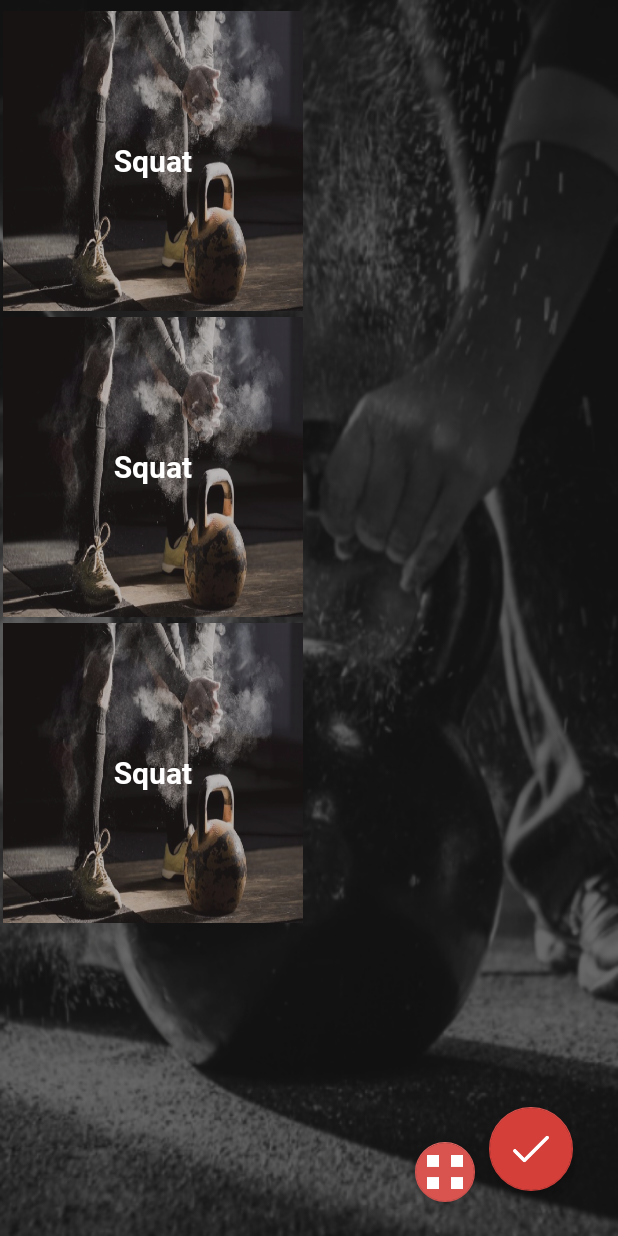
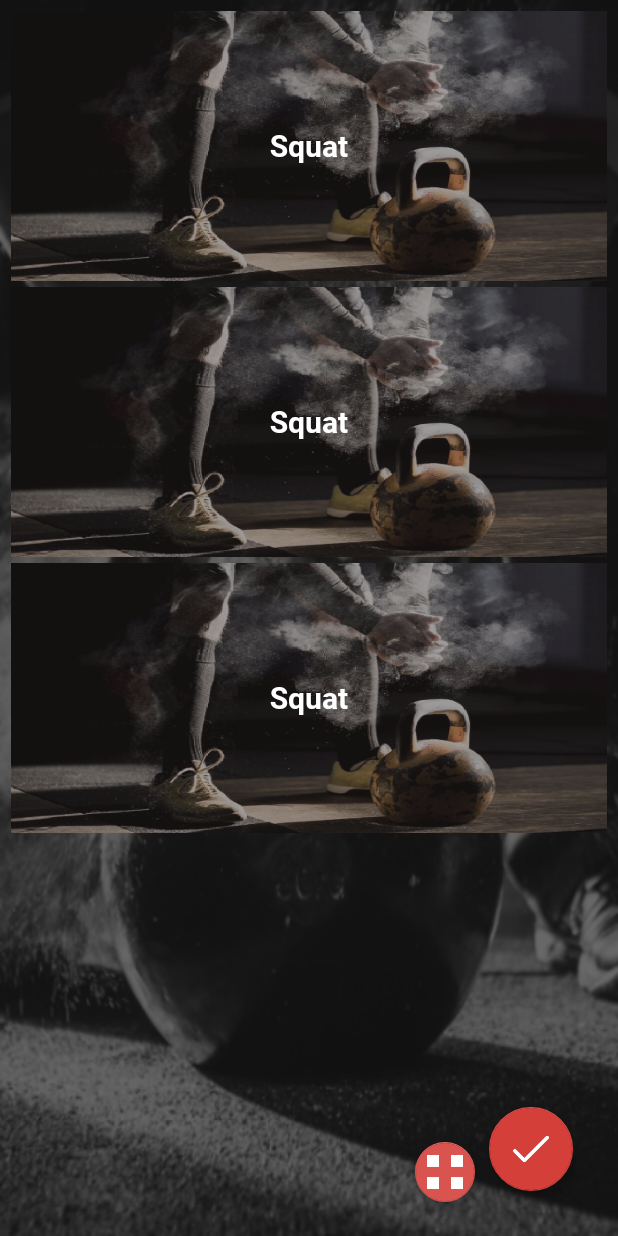
Before and after one commit to mricomat/Berserker, an Android app: the layout exercises_list_fragment.xml on its own in the app's theme, with its tools: preview values and no code run, on a phone screen of 412 x 824 dp. Run offline under Robolectric (Android 15) with nearby library versions, the phone set to English and light mode, and no system bars.

Commit message:
Adding new layouts for ExercisesListScreen

```diff
--- a/app/src/main/res/layout/exercises_list_fragment.xml
+++ b/app/src/main/res/layout/exercises_list_fragment.xml
@@ -10,7 +10,10 @@
         android:id="@+id/exercise_recycler"
         android:layout_width="match_parent"
         android:layout_height="match_parent"
+        android:layout_gravity="center_horizontal"
+        android:layout_marginStart="5dp"
         android:layout_marginTop="5dp"
+        android:layout_marginEnd="5dp"
         android:clipToPadding="false"
         tools:layoutManager="android.support.v7.widget.GridLayoutManager"
         tools:listitem="@layout/exercises_list_square_item"
--- a/app/src/main/res/layout/exercises_list_square_item.xml
+++ b/app/src/main/res/layout/exercises_list_square_item.xml
@@ -1,8 +1,8 @@
 <?xml version="1.0" encoding="utf-8"?>
 <RelativeLayout xmlns:android="http://schemas.android.com/apk/res/android"
     xmlns:tools="http://schemas.android.com/tools"
-    android:layout_width="200dp"
-    android:layout_height="200dp"
+    android:layout_width="wrap_content"
+    android:layout_height="180dp"
     android:layout_margin="2dp"
     android:orientation="vertical">
 
@@ -12,6 +12,13 @@
         android:layout_height="match_parent"
         android:scaleType="fitXY"
         android:src="@drawable/back_header" />
+
+    <LinearLayout
+        android:layout_width="match_parent"
+        android:layout_height="match_parent"
+        android:background="@color/black"
+        android:alpha="0.15">
+    </LinearLayout>
 
     <LinearLayout
         android:id="@+id/selected_container"
```
Also changed, not shown: app/src/main/res/layout/add_wod_activity.xml (+10 -1 lines), app/src/main/res/layout/exercise_list_elong_item.xml (+9 -4 lines).
